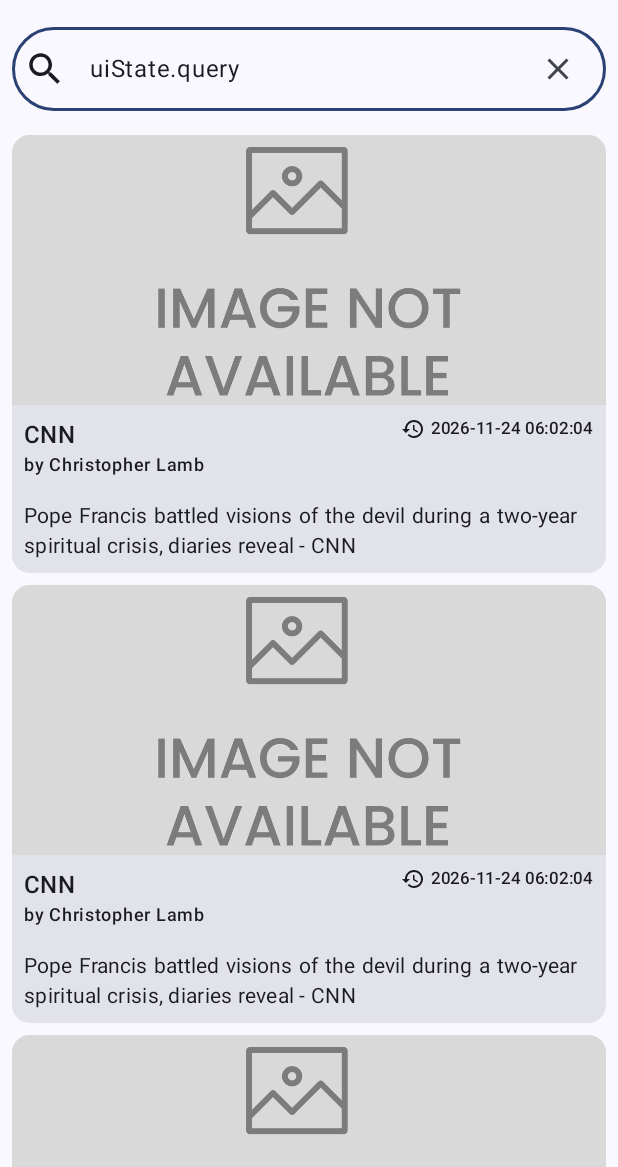
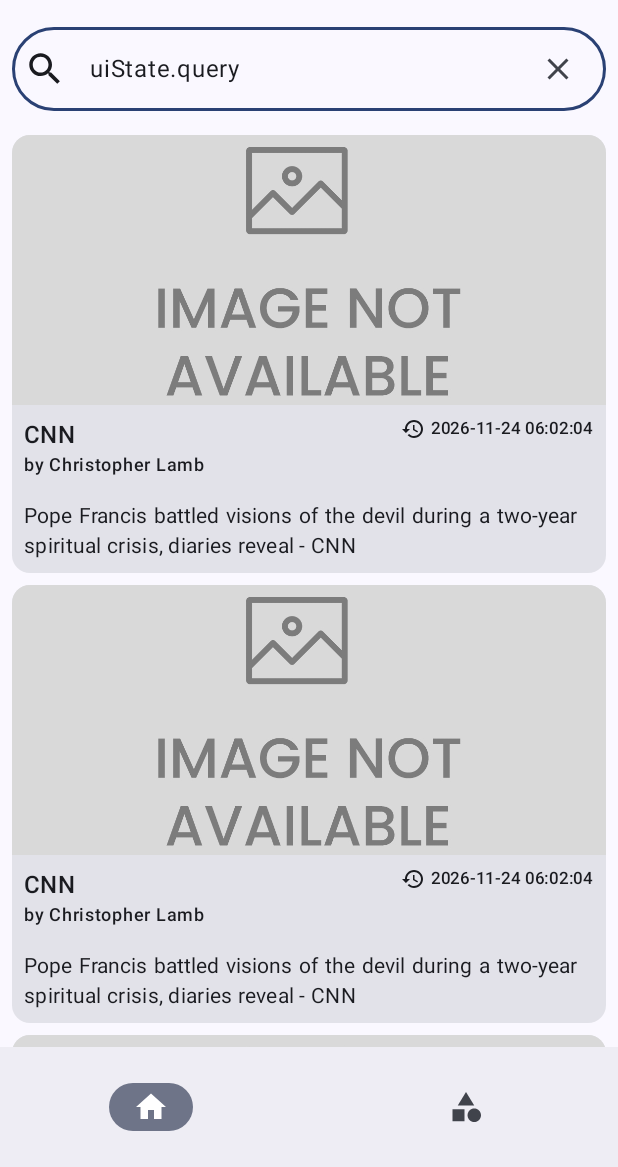
Before and after one commit to uniqueVlaB/vrgTest, an Android app built with Jetpack Compose: the HomeScreen screen opened through its navigation route, on a phone screen of 412 x 824 dp, the part 69-1236 px from its top. Run offline under Robolectric (Android 15) with nearby library versions, the phone set to English and light mode, and no system bars; pictures from the network do not load.

Commit message:
added bottom navigation bar and refactored for more optimal approach using AI

```diff
--- a/app/src/main/java/com/example/vrgtest/ui/navigation/NewsAppGraph.kt
+++ b/app/src/main/java/com/example/vrgtest/ui/navigation/NewsAppGraph.kt
@@ -1,22 +1,39 @@
 package com.example.vrgtest.ui.navigation
 
 import androidx.compose.runtime.Composable
+import androidx.compose.runtime.getValue
 import androidx.compose.ui.Modifier
+import androidx.navigation.NavGraph.Companion.findStartDestination
 import androidx.navigation.NavHostController
 import androidx.navigation.compose.NavHost
 import androidx.navigation.compose.composable
+import androidx.navigation.compose.currentBackStackEntryAsState
 import com.example.vrgtest.ui.screens.CategoryDestination
 import com.example.vrgtest.ui.screens.CategoryScreen
 import com.example.vrgtest.ui.screens.HomeDestination
 import com.example.vrgtest.ui.screens.HomeScreen
 import com.example.vrgtest.ui.screens.NewsDetailsDestination
 import com.example.vrgtest.ui.screens.NewsDetailsScreen
+import com.example.vrgtest.ui.screens.shared.NewsBottomNavigationBar
 
 @Composable
 fun NewsNavHost(
     navController: NavHostController,
     modifier: Modifier = Modifier,
 ) {
+    val navBackStackEntry by navController.currentBackStackEntryAsState()
+    val currentRoute = navBackStackEntry?.destination?.route
+
+    val onNavigateToDestination: (NavigationDestination) -> Unit = { destination ->
+        navController.navigate(destination.route) {
+            popUpTo(navController.graph.findStartDestination().id) {
+                saveState = true
+            }
+            launchSingleTop = true
+            restoreState = true
+        }
+    }
+
     NavHost(
         navController = navController,
         startDestination = HomeDestination.route,
@@ -24,17 +41,30 @@ fun NewsNavHost(
     ) {
         composable(route = HomeDestination.route) {
             HomeScreen(
-
+                bottomBar = {
+                    NewsBottomNavigationBar(
+                        currentRoute = currentRoute,
+                        onNavigateToDestination = onNavigateToDestination
+                    )
+                },
+                onNewsClick = {
+                    navController.navigate(NewsDetailsDestination.route)
+                }
             )
         }
         composable(route = CategoryDestination.route) {
             CategoryScreen(
-
+                bottomBar = {
+                    NewsBottomNavigationBar(
+                        currentRoute = currentRoute,
+                        onNavigateToDestination = onNavigateToDestination
+                    )
+                }
             )
         }
         composable(route = NewsDetailsDestination.route) {
             NewsDetailsScreen(
-
+                onNavigateUp = { navController.navigateUp() }
             )
         }
     }
--- a/app/src/main/java/com/example/vrgtest/ui/screens/MainScreen.kt
+++ b/app/src/main/java/com/example/vrgtest/ui/screens/MainScreen.kt
@@ -45,14 +45,20 @@ object HomeDestination : NavigationDestination {
 
 @OptIn(ExperimentalMaterial3Api::class)
 @Composable
-fun HomeScreen() {
+fun HomeScreen(
+    modifier: Modifier = Modifier,
+    onNewsClick: (NewsItem) -> Unit = {},
+    bottomBar: @Composable () -> Unit = {}
+) {
     Scaffold(
+        modifier = modifier,
         topBar = {
             NewsTopAppBar(
                 title = stringResource(HomeDestination.titleRes),
                 canNavigateBack = false
             )
-        }
+        },
+        bottomBar = bottomBar
     ) { innerPadding ->
         val newsItem = NewsItem(
             source = NewsSource(
@@ -62,10 +68,10 @@ fun HomeScreen() {
             author = "Christopher Lamb",
             title = "Pope Francis battled visions of the devil during a two-year spiritual crisis, diaries reveal - CNN",
             description = "Pope Francis suffered a spiritual crisis during his papacy in which he saw visions of the devil and hell while struggling with how to exercise power, newly published diaries of the late pontiff reveal.",
-            url = "Lorem ipsum dolor sit amet, consectetur adipiscing elit, sed do eiusmod tempor incididunt ut labore et dolore magna aliqua. Ut enim ad minim veniam, quis nostrud exercitation ullamco laboris nisi ut aliquip ex ea commodo consequat. Duis aute irure dolor in reprehenderit in voluptate velit esse cillum dolore eu fugiat nulla pariatur. Excepteur sint occaecat cupidatat non proident, sunt in culpa qui officia deserunt mollit anim id est laborum.",
+            url = "Lorem ipsum dolor sit amet, consectetur adipiscing elit, sed do eiusmod tempor incididunt ut labore et dolore magna aliqua. Ut enim ad minim veniam, quis nostrud exercitation ullamco laboris nisi ut aliquip ex ex commodo consequat. Duis aute irure dolor in reprehenderit in voluptate velit esse cillum dolore eu fugiat nulla pariatur. Excepteur sint occaecat cupidatat non proident, sunt in culpa qui officia deserunt mollit anim id est laborum.",
             urlToImage = "https://www.aljazeera.com/wp-content/uploads/2026/11/ap_6b04fd12611e1-1795489042.jpg?resize=1920%2C1440",
             publishedAt = Instant.parse("2026-11-24T06:02:04Z").toLocalDateTime(TimeZone.currentSystemDefault()),
-            content = "Lorem ipsum dolor sit amet, consectetur adipiscing elit, sed do eiusmod tempor incididunt ut labore et dolore magna aliqua. Ut enim ad minim veniam, quis nostrud exercitation ullamco laboris nisi ut aliquip ex ea commodo consequat. Duis aute irure dolor in reprehenderit in voluptate velit esse cillum dolore eu fugiat nulla pariatur. Excepteur sint occaecat cupidatat non proident, sunt in culpa qui officia deserunt mollit anim id est laborum.",
+            content = "Lorem ipsum dolor sit amet, consectetur adipiscing elit, sed do eiusmod tempor incididunt ut labore et dolore magna aliqua. Ut enim ad minim veniam, quis nostrud exercitation ullamco laboris nisi ut aliquip ex ex commodo consequat. Duis aute irure dolor in reprehenderit in voluptate velit esse cillum dolore eu fugiat nulla pariatur. Excepteur sint occaecat cupidatat non proident, sunt in culpa qui officia deserunt mollit anim id est laborum.",
         )
         Column(Modifier.padding(innerPadding)) {
             SearchBar()
--- /dev/null
+++ b/app/src/main/java/com/example/vrgtest/ui/screens/shared/NewsBottomNavigationBar.kt
@@ -0,0 +1,71 @@
+package com.example.vrgtest.ui.screens.shared
+
+import androidx.compose.foundation.layout.height
+import androidx.compose.material.icons.Icons
+import androidx.compose.material.icons.filled.Category
+import androidx.compose.material.icons.filled.Home
+import androidx.compose.material3.Icon
+import androidx.compose.material3.NavigationBar
+import androidx.compose.material3.NavigationBarItem
+import androidx.compose.runtime.Composable
+import androidx.compose.ui.Modifier
+import androidx.compose.ui.graphics.vector.ImageVector
+import androidx.compose.ui.tooling.preview.Preview
+import androidx.compose.ui.unit.dp
+import com.example.vrgtest.ui.navigation.NavigationDestination
+import com.example.vrgtest.ui.screens.CategoryDestination
+import com.example.vrgtest.ui.screens.HomeDestination
+import com.example.vrgtest.ui.theme.VrgTestTheme
+
+
+data class NavigationItemContent(
+    val icon: ImageVector,
+    val title: String,
+    val navigationDestination: NavigationDestination
+)
+
+@Composable
+fun NewsBottomNavigationBar(
+    currentRoute: String?,
+    onNavigateToDestination: (NavigationDestination) -> Unit,
+    modifier: Modifier = Modifier
+){
+
+    val navigationItemContentList = listOf(
+        NavigationItemContent(
+            icon = Icons.Filled.Home,
+            title = "Home",
+            navigationDestination = HomeDestination
+        ),
+        NavigationItemContent(
+            icon = Icons.Filled.Category,
+            title = "Category",
+            navigationDestination = CategoryDestination
+        )
+    )
+    NavigationBar(modifier = modifier.height(80.dp)) {
+        for ((icon, title, navigationDestination) in navigationItemContentList) {
+            NavigationBarItem(
+                selected = currentRoute == navigationDestination.route,
+                onClick = { onNavigateToDestination(navigationDestination) },
+                icon = {
+                    Icon(
+                        imageVector = icon,
+                        contentDescription = title
+                    )
+                }
+            )
+        }
+    }
+}
+
+@Preview
+@Composable
+fun NewsBottomNavigationBarPreview() {
+    VrgTestTheme {
+        NewsBottomNavigationBar(
+            currentRoute = HomeDestination.route,
+            onNavigateToDestination = {}
+        )
+    }
+}
```
Also changed, not shown: app/src/main/java/com/example/vrgtest/ui/screens/CategoryScreen.kt (+22 -2 lines), app/src/main/java/com/example/vrgtest/ui/screens/NewsDetailsScreen.kt (+24 -2 lines).
